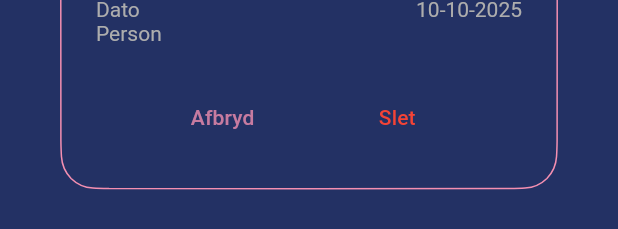
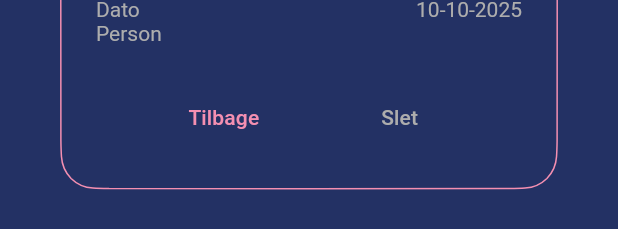
Before and after one commit to Bimmerlynge/Expense-Tracker, a Flutter app: the DeleteTransactionDialog widget shown alone on an empty page, opened directly with empty values, on a phone screen of 412 x 824 dp. Shown: the part 682-911 px from the top of the screen. Run offline on Flutter 3.47's test engine with Material 3 defaults, Android fonts, the phone set to English and light mode, and no system bars; our stand-ins replace cloud_firestore, dio, equatable, firebase_auth, firebase_core, fl_chart and 7 more; missing offline and left inert: date_picker_plus; accounts and stored records are empty; generated files the repository leaves out were written again; network calls fail.

Commit message:
Delete transaction uses popup widget

```diff
--- a/lib/features/transactions/components/delete_transaction_dialog.dart
+++ b/lib/features/transactions/components/delete_transaction_dialog.dart
@@ -1,12 +1,18 @@
 import 'package:expense_tracker/app/config/theme/app_colors.dart';
 import 'package:expense_tracker/domain/transaction.dart';
+import 'package:expense_tracker/features/common/widget/popup_widget.dart';
 import 'package:flutter/material.dart';
 import 'package:intl/intl.dart';
 
 class DeleteTransactionDialog extends StatelessWidget {
   final Transaction transaction;
+  final void Function() onConfirm;
 
-  const DeleteTransactionDialog({super.key, required this.transaction});
+  const DeleteTransactionDialog({
+    super.key,
+    required this.transaction,
+    required this.onConfirm
+  });
 
   @override
   Widget build(BuildContext context) {
@@ -20,19 +26,9 @@ class DeleteTransactionDialog extends StatelessWidget {
       );
     }
 
-    return AlertDialog(
-      icon: const Icon(Icons.info_outline_rounded),
-      title: Column(
-        mainAxisSize: MainAxisSize.min,
-        children: [
-          const Text('Bekræft sletning'),
-          const SizedBox(height: 8),
-          Divider(thickness: 1, color: AppColors.onPrimary),
-        ],
-      ),
-      content: SizedBox(
-          width: MediaQuery.of(context).size.width * 0.7,
-          child: Column(
+    return PopupWidget(
+        popupIcon: const Icon(Icons.info_outline_rounded),
+        bodyContent: Column(
           mainAxisSize: MainAxisSize.min,
           crossAxisAlignment: CrossAxisAlignment.center,
           children: [
@@ -48,29 +44,10 @@ class DeleteTransactionDialog extends StatelessWidget {
               ],
             )
           ],
-          )
         ),
-      actions: [
-        Row(
-          mainAxisAlignment: MainAxisAlignment.spaceEvenly,
-          children: [
-            TextButton(
-              onPressed: () => Navigator.of(context).pop(false),
-              child: Text(
-                'Afbryd',
-                style: TextStyle(color: AppColors.onPrimary.withAlpha(200)),
-              ),
-            ),
-            TextButton(
-              onPressed: () => Navigator.of(context).pop(true),
-              child: const Text(
-                'Slet',
-                style: TextStyle(color: Colors.red),
-              ),
-            ),
-          ],
-        )
-      ],
+        onConfirm: onConfirm,
+        confirmText: "Slet",
+        headerTitle: "Bekræft sletning",
     );
   }
 }
```
Also changed, not shown: lib/features/transactions/presentation/transaction_list/transaction_list_screen.dart (+9 -11 lines). Lines whose indentation alone changed are shown as unchanged.
